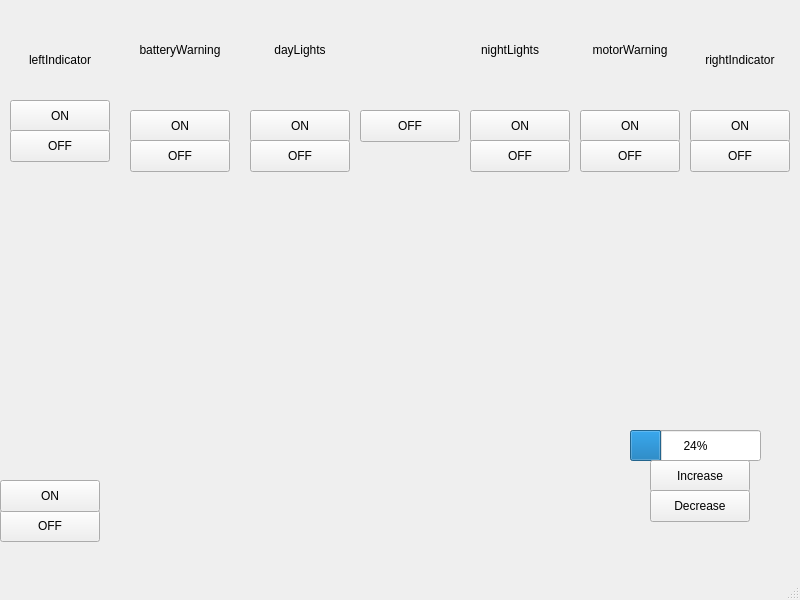
Old version of the form mainwindow.ui in the repository UCR-Solar-Car/DriverInterface.
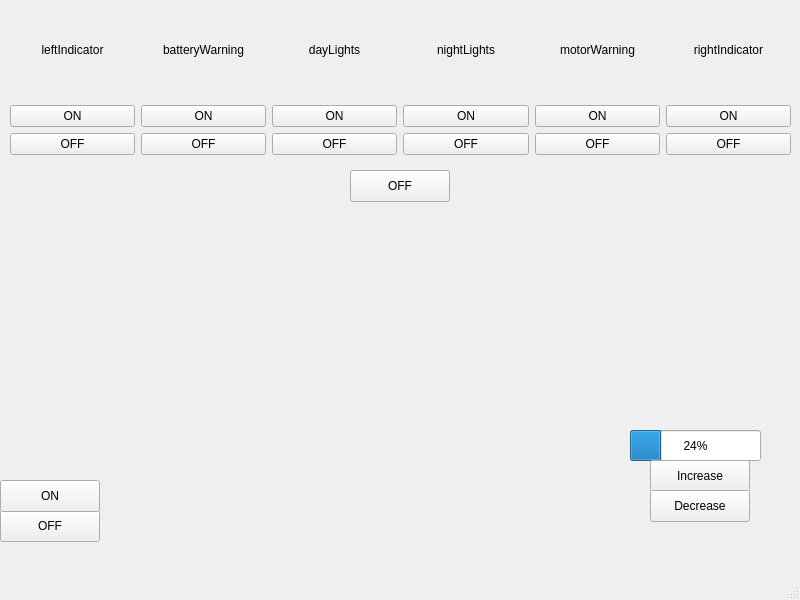
New version of the form.

Commit message: add horizontal layout

What changed in the file:
```diff
--- a/mainwindow.ui
+++ b/mainwindow.ui
@@ -53,90 +53,6 @@
      <string>Decrease</string>
     </property>
    </widget>
-   <widget class="QLabel" name="leftIndicator">
-    <property name="geometry">
-     <rect>
-      <x>10</x>
-      <y>10</y>
-      <width>100</width>
-      <height>100</height>
-     </rect>
-    </property>
-    <property name="text">
-     <string>leftIndicator</string>
-    </property>
-    <property name="alignment">
-     <set>Qt::AlignCenter</set>
-    </property>
-   </widget>
-   <widget class="QLabel" name="rightIndicator">
-    <property name="geometry">
-     <rect>
-      <x>690</x>
-      <y>10</y>
-      <width>100</width>
-      <height>100</height>
-     </rect>
-    </property>
-    <property name="text">
-     <string>rightIndicator</string>
-    </property>
-    <property name="alignment">
-     <set>Qt::AlignCenter</set>
-    </property>
-   </widget>
-   <widget class="QPushButton" name="rightIndicatorON">
-    <property name="geometry">
-     <rect>
-      <x>690</x>
-      <y>110</y>
-      <width>100</width>
-      <height>32</height>
-     </rect>
-    </property>
-    <property name="text">
-     <string>ON</string>
-    </property>
-   </widget>
-   <widget class="QPushButton" name="rightIndicatorOFF">
-    <property name="geometry">
-     <rect>
-      <x>690</x>
-      <y>140</y>
-      <width>100</width>
-      <height>32</height>
-     </rect>
-    </property>
-    <property name="text">
-     <string>OFF</string>
-    </property>
-   </widget>
-   <widget class="QPushButton" name="leftIndicatorON">
-    <property name="geometry">
-     <rect>
-      <x>10</x>
-      <y>100</y>
-      <width>100</width>
-      <height>32</height>
-     </rect>
-    </property>
-    <property name="text">
-     <string>ON</string>
-    </property>
-   </widget>
-   <widget class="QPushButton" name="leftIndicatorOFF">
-    <property name="geometry">
-     <rect>
-      <x>10</x>
-      <y>130</y>
-      <width>100</width>
-      <height>32</height>
-     </rect>
-    </property>
-    <property name="text">
-     <string>OFF</string>
-    </property>
-   </widget>
    <widget class="QPushButton" name="hazardIndicatorOFF">
     <property name="geometry">
      <rect>
@@ -163,95 +79,11 @@
      <string>ON</string>
     </property>
    </widget>
-   <widget class="QLabel" name="dayLights">
-    <property name="geometry">
-     <rect>
-      <x>250</x>
-      <y>0</y>
-      <width>100</width>
-      <height>100</height>
-     </rect>
-    </property>
-    <property name="text">
-     <string>dayLights</string>
-    </property>
-    <property name="alignment">
-     <set>Qt::AlignCenter</set>
-    </property>
-   </widget>
-   <widget class="QLabel" name="nightLights">
-    <property name="geometry">
-     <rect>
-      <x>460</x>
-      <y>0</y>
-      <width>100</width>
-      <height>100</height>
-     </rect>
-    </property>
-    <property name="text">
-     <string>nightLights</string>
-    </property>
-    <property name="alignment">
-     <set>Qt::AlignCenter</set>
-    </property>
-   </widget>
-   <widget class="QPushButton" name="dayLightsON">
-    <property name="geometry">
-     <rect>
-      <x>250</x>
-      <y>110</y>
-      <width>100</width>
-      <height>32</height>
-     </rect>
-    </property>
-    <property name="text">
-     <string>ON</string>
-    </property>
-   </widget>
-   <widget class="QPushButton" name="dayLightsOFF">
-    <property name="geometry">
-     <rect>
-      <x>250</x>
-      <y>140</y>
-      <width>100</width>
-      <height>32</height>
-     </rect>
-    </property>
-    <property name="text">
-     <string>OFF</string>
-    </property>
-   </widget>
-   <widget class="QPushButton" name="nightLightsON">
-    <property name="geometry">
-     <rect>
-      <x>470</x>
-      <y>110</y>
-      <width>100</width>
-      <height>32</height>
-     </rect>
-    </property>
-    <property name="text">
-     <string>ON</string>
-    </property>
-   </widget>
-   <widget class="QPushButton" name="nightLightsOFF">
-    <property name="geometry">
-     <rect>
-      <x>470</x>
-      <y>140</y>
-      <width>100</width>
-      <height>32</height>
-     </rect>
-    </property>
-    <property name="text">
-     <string>OFF</string>
-    </property>
-   </widget>
    <widget class="QPushButton" name="lightsOFF">
     <property name="geometry">
      <rect>
-      <x>360</x>
-      <y>110</y>
+      <x>350</x>
+      <y>170</y>
       <width>100</width>
       <height>32</height>
      </rect>
@@ -260,89 +92,201 @@
      <string>OFF</string>
     </property>
    </widget>
-   <widget class="QLabel" name="batteryWarning">
+   <widget class="QWidget" name="horizontalLayoutWidget">
     <property name="geometry">
      <rect>
-      <x>130</x>
-      <y>0</y>
-      <width>100</width>
-      <height>100</height>
+      <x>10</x>
+      <y>10</y>
+      <width>781</width>
+      <height>80</height>
      </rect>
     </property>
-    <property name="text">
-     <string>batteryWarning</string>
-    </property>
-    <property name="alignment">
-     <set>Qt::AlignCenter</set>
-    </property>
+    <layout class="QHBoxLayout" name="horizontalLayout">
+     <item>
+      <widget class="QLabel" name="leftIndicator">
+       <property name="text">
+        <string>leftIndicator</string>
+       </property>
+       <property name="alignment">
+        <set>Qt::AlignCenter</set>
+       </property>
+      </widget>
+     </item>
+     <item>
+      <widget class="QLabel" name="batteryWarning">
+       <property name="text">
+        <string>batteryWarning</string>
+       </property>
+       <property name="alignment">
+        <set>Qt::AlignCenter</set>
+       </property>
+      </widget>
+     </item>
+     <item>
+      <widget class="QLabel" name="dayLights">
+       <property name="text">
+        <string>dayLights</string>
+       </property>
+       <property name="alignment">
+        <set>Qt::AlignCenter</set>
+       </property>
+      </widget>
+     </item>
+     <item>
+      <widget class="QLabel" name="nightLights">
+       <property name="text">
+        <string>nightLights</string>
+       </property>
+       <property name="alignment">
+        <set>Qt::AlignCenter</set>
+       </property>
+      </widget>
+     </item>
+     <item>
+      <widget class="QLabel" name="motorWarning">
+       <property name="text">
+        <string>motorWarning</string>
+       </property>
+       <property name="alignment">
+        <set>Qt::AlignCenter</set>
+       </property>
+      </widget>
+     </item>
+     <item>
+      <widget class="QLabel" name="rightIndicator">
+       <property name="text">
+        <string>rightIndicator</string>
+       </property>
+       <property name="alignment">
+        <set>Qt::AlignCenter</set>
+       </property>
+      </widget>
+     </item>
+    </layout>
    </widget>
-   <widget class="QLabel" name="motorWarning">
+   <widget class="QWidget" name="gridLayoutWidget">
     <property name="geometry">
      <rect>
-      <x>580</x>
-      <y>0</y>
-      <width>100</width>
-      <height>100</height>
+      <x>10</x>
+      <y>90</y>
+      <width>781</width>
+      <height>80</height>
      </rect>
     </property>
-    <property name="text">
-     <string>motorWarning</string>
-    </property>
-    <property name="alignment">
-     <set>Qt::AlignCenter</set>
-    </property>
-   </widget>
-   <widget class="QPushButton" name="batteryWarningON">
-    <property name="geometry">
-     <rect>
-      <x>130</x>
-      <y>110</y>
-      <width>100</width>
-      <height>32</height>
-     </rect>
-    </property>
-    <property name="text">
-     <string>ON</string>
-    </property>
-   </widget>
-   <widget class="QPushButton" name="batteryWarningOFF">
-    <property name="geometry">
-     <rect>
-      <x>130</x>
-      <y>140</y>
-      <width>100</width>
-      <height>32</height>
-     </rect>
-    </property>
-    <property name="text">
-     <string>OFF</string>
-    </property>
-   </widget>
-   <widget class="QPushButton" name="motorWarningON">
-    <property name="geometry">
-     <rect>
-      <x>580</x>
-      <y>110</y>
-      <width>100</width>
-      <height>32</height>
-     </rect>
-    </property>
-    <property name="text">
-     <string>ON</string>
-    </property>
-   </widget>
-   <widget class="QPushButton" name="motorWarningOFF">
-    <property name="geometry">
-     <rect>
-      <x>580</x>
-      <y>140</y>
-      <width>100</width>
-      <height>32</height>
-     </rect>
-    </property>
-    <property name="text">
-     <string>OFF</string>
-    </property>
+    <layout class="QGridLayout" name="gridLayout">
+     <item row="0" column="0">
+      <layout class="QHBoxLayout" name="horizontalLayout_2">
+       <item>
+        <layout class="QVBoxLayout" name="verticalLayout_2">
+         <item>
+          <widget class="QPushButton" name="leftIndicatorON">
+           <property name="text">
+            <string>ON</string>
+           </property>
+          </widget>
+         </item>
+         <item>
+          <widget class="QPushButton" name="leftIndicatorOFF">
+           <property name="text">
+            <string>OFF</string>
+           </property>
+          </widget>
+         </item>
+        </layout>
+       </item>
+       <item>
+        <layout class="QVBoxLayout" name="verticalLayout_7">
+         <item>
+          <widget class="QPushButton" name="batteryWarningON">
+           <property name="text">
+            <string>ON</string>
+           </property>
+          </widget>
+         </item>
+         <item>
+          <widget class="QPushButton" name="batteryWarningOFF">
+           <property name="text">
+            <string>OFF</string>
+           </property>
+          </widget>
+         </item>
+        </layout>
+       </item>
+       <item>
+        <layout class="QVBoxLayout" name="verticalLayout_4">
+         <item>
+          <widget class="QPushButton" name="dayLightsON">
+           <property name="text">
+            <string>ON</string>
+           </property>
+          </widget>
+         </item>
+         <item>
+          <widget class="QPushButton" name="dayLightsOFF">
+           <property name="text">
+            <string>OFF</string>
+           </property>
+          </widget>
+         </item>
+        </layout>
+       </item>
+       <item>
+        <layout class="QVBoxLayout" name="verticalLayout_5">
+         <item>
+          <widget class="QPushButton" name="nightLightsON">
+           <property name="text">
+            <string>ON</string>
+           </property>
+          </widget>
+         </item>
+         <item>
+          <widget class="QPushButton" name="nightLightsOFF">
+           <property name="text">
+            <string>OFF</string>
+           </property>
+          </widget>
+         </item>
+        </layout>
+       </item>
+       <item>
+        <layout class="QVBoxLayout" name="verticalLayout_6">
+         <item>
+          <widget class="QPushButton" name="motorWarningON">
+           <property name="text">
+            <string>ON</string>
+           </property>
+          </widget>
+         </item>
+         <item>
+          <widget class="QPushButton" name="motorWarningOFF">
+           <property name="text">
+            <string>OFF</string>
+           </property>
+          </widget>
+         </item>
+        </layout>
+       </item>
+       <item>
+        <layout class="QVBoxLayout" name="verticalLayout_3">
+         <item>
+          <widget class="QPushButton" name="rightIndicatorON">
+           <property name="text">
+            <string>ON</string>
+           </property>
+          </widget>
+         </item>
+         <item>
+          <widget class="QPushButton" name="rightIndicatorOFF">
+           <property name="text">
+            <string>OFF</string>
+           </property>
+          </widget>
+         </item>
+        </layout>
+       </item>
+      </layout>
+     </item>
+    </layout>
    </widget>
   </widget>
   <widget class="QMenuBar" name="menubar">
```
The commit also changes 2 other files.
